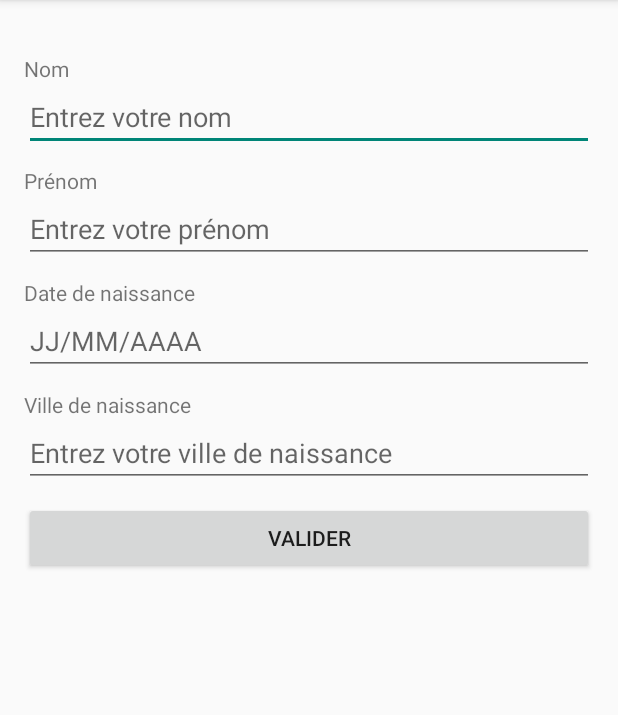
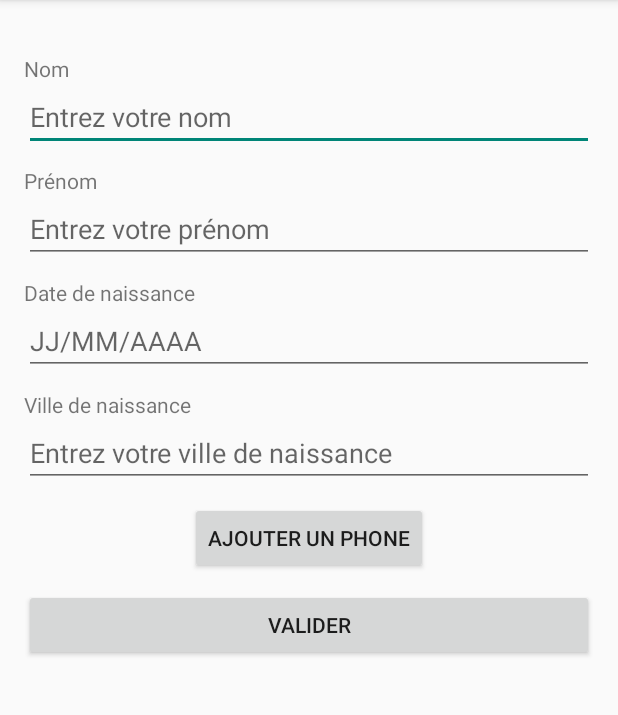
Before and after one commit to Jiaobanzhang/Android_TP, an Android app: the screen it shows after launch (MainActivity), on a phone screen of 412 x 824 dp, the part 84-799 px from its top. Run offline under Robolectric (Android 15) with nearby library versions, the phone set to English and light mode, and no system bars.

Commit message:
TP2 : 1. 修改 activity_main 文件, 新增动态添加图形按钮 2. 实现 LinearLayout 父容器, 用于动态添加电话号码的父容器

```diff
--- a/app/src/main/res/layout/activity_main.xml
+++ b/app/src/main/res/layout/activity_main.xml
@@ -1,4 +1,3 @@
-<?xml version="1.0" encoding="utf-8"?>
 <androidx.constraintlayout.widget.ConstraintLayout xmlns:android="http://schemas.android.com/apk/res/android"
     xmlns:app="http://schemas.android.com/apk/res-auto"
     xmlns:tools="http://schemas.android.com/tools"
@@ -85,6 +84,27 @@
         app:layout_constraintStart_toStartOf="parent"
         app:layout_constraintEnd_toEndOf="parent" />
 
+    <!-- Dynamic Phone Number List -->
+    <LinearLayout
+        android:id="@+id/phoneContainer"
+        android:layout_width="match_parent"
+        android:layout_height="wrap_content"
+        android:orientation="vertical"
+        app:layout_constraintTop_toBottomOf="@id/edit_ville_naissance"
+        app:layout_constraintStart_toStartOf="parent"
+        app:layout_constraintEnd_toEndOf="parent" />
+
+    <!-- Add Phone Button -->
+    <Button
+        android:id="@+id/button_add_phone"
+        android:layout_width="wrap_content"
+        android:layout_height="wrap_content"
+        android:text="Ajouter un phone"
+        app:layout_constraintTop_toBottomOf="@id/phoneContainer"
+        app:layout_constraintStart_toStartOf="parent"
+        app:layout_constraintEnd_toEndOf="parent"
+        android:layout_marginTop="10dp"/>
+
     <!-- Bouton de validation -->
     <Button
         android:id="@+id/button_validate"
@@ -92,9 +112,8 @@
         android:layout_height="wrap_content"
         android:text="@string/button_validate"
         android:layout_marginTop="10dp"
-        app:layout_constraintTop_toBottomOf="@id/edit_ville_naissance"
+        app:layout_constraintTop_toBottomOf="@id/button_add_phone"
         app:layout_constraintStart_toStartOf="parent"
         app:layout_constraintEnd_toEndOf="parent" />
 
-
 </androidx.constraintlayout.widget.ConstraintLayout>
```
